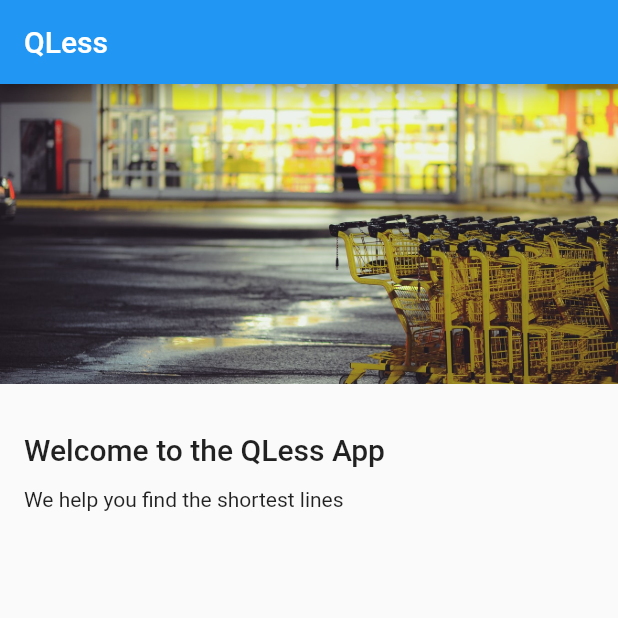
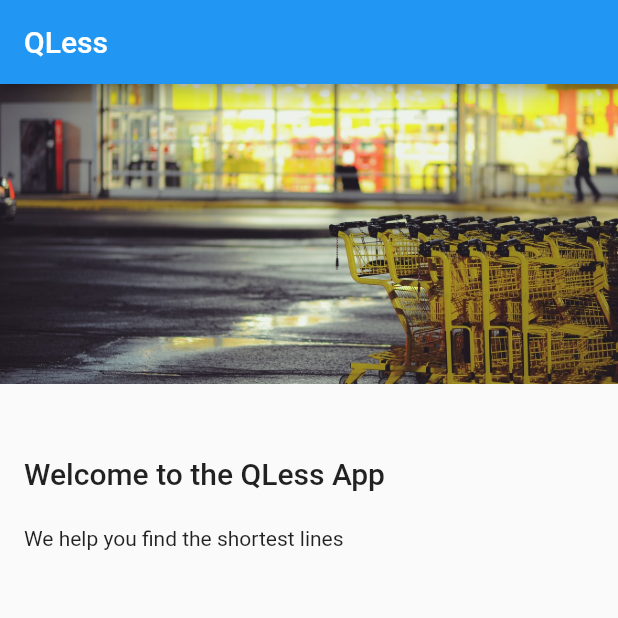
Before and after one commit to RohanBasavaraju/queue-less, a Flutter app: the screen it shows after launch, on a phone screen of 412 x 824 dp, the top half of it. Run offline on Flutter 3.47's test engine with Material 2 defaults, Android fonts, the phone set to English and light mode, and no system bars.

Commit message:
Update TextSection.dart

```diff
--- a/q_less/lib/sections/TextSection.dart
+++ b/q_less/lib/sections/TextSection.dart
@@ -15,11 +15,11 @@ class TextSection extends StatelessWidget {
         crossAxisAlignment: CrossAxisAlignment.stretch,
         children: [
           Container(
-            padding: const EdgeInsets.fromLTRB(_hPad, 32.0, _hPad, 4.0),
+            padding: const EdgeInsets.fromLTRB(_hPad, 48.0, _hPad, 6.0),
             child: Text(_title, style: Theme.of(context).textTheme.title),
           ),
           Container(
-            padding: const EdgeInsets.fromLTRB(_hPad, 10.0, _hPad, _hPad),
+            padding: const EdgeInsets.fromLTRB(_hPad, 18.0, _hPad, _hPad),
             child: Text(_body, style: Theme.of(context).textTheme.body1),
           ),
         ]);
```
